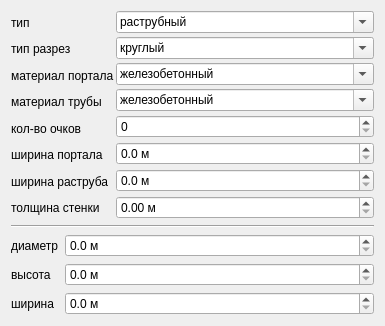
This is portalform.ui in SevenLines/Tube as Qt 5 draws it before an edit. The edited form follows.
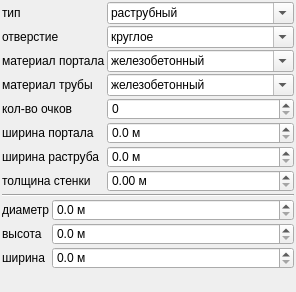
This is the edited form.

The edit to the form file:
```diff
--- a/portalform.ui
+++ b/portalform.ui
@@ -6,14 +6,33 @@
    <rect>
     <x>0</x>
     <y>0</y>
-    <width>385</width>
-    <height>307</height>
+    <width>296</width>
+    <height>292</height>
    </rect>
   </property>
   <property name="windowTitle">
    <string>Form</string>
   </property>
+  <property name="styleSheet">
+   <string notr="true">font-size:12px;
+</string>
+  </property>
   <layout class="QGridLayout" name="gridLayout">
+   <property name="leftMargin">
+    <number>2</number>
+   </property>
+   <property name="topMargin">
+    <number>2</number>
+   </property>
+   <property name="rightMargin">
+    <number>2</number>
+   </property>
+   <property name="bottomMargin">
+    <number>2</number>
+   </property>
+   <property name="spacing">
+    <number>2</number>
+   </property>
    <item row="0" column="0">
     <layout class="QHBoxLayout" name="horizontalLayout">
      <property name="spacing">
@@ -22,7 +41,7 @@
      <item>
       <layout class="QVBoxLayout" name="verticalLayout">
        <property name="spacing">
-        <number>4</number>
+        <number>2</number>
        </property>
        <item>
         <widget class="QLabel" name="label_6">
@@ -46,7 +65,7 @@
           </sizepolicy>
          </property>
          <property name="text">
-          <string>тип разрез</string>
+          <string>отверстие</string>
          </property>
         </widget>
        </item>
@@ -133,7 +152,7 @@
      <item>
       <layout class="QVBoxLayout" name="verticalLayout_2">
        <property name="spacing">
-        <number>4</number>
+        <number>2</number>
        </property>
        <item>
         <widget class="QComboBox" name="cmbType">
@@ -167,7 +186,7 @@
          </property>
          <item>
           <property name="text">
-           <string>круглый</string>
+           <string>круглое</string>
           </property>
          </item>
          <item>
@@ -278,6 +297,9 @@
     <layout class="QHBoxLayout" name="horizontalLayout_2">
      <item>
       <layout class="QVBoxLayout" name="verticalLayout_3">
+       <property name="spacing">
+        <number>2</number>
+       </property>
        <item>
         <widget class="QLabel" name="label_9">
          <property name="sizePolicy">
@@ -321,6 +343,9 @@
      </item>
      <item>
       <layout class="QVBoxLayout" name="verticalLayout_4">
+       <property name="spacing">
+        <number>2</number>
+       </property>
        <item>
         <widget class="QDoubleSpinBox" name="spnDiameter">
          <property name="suffix">
```
Left out of the diff: 2 changed lines with no effect on the pictures.
